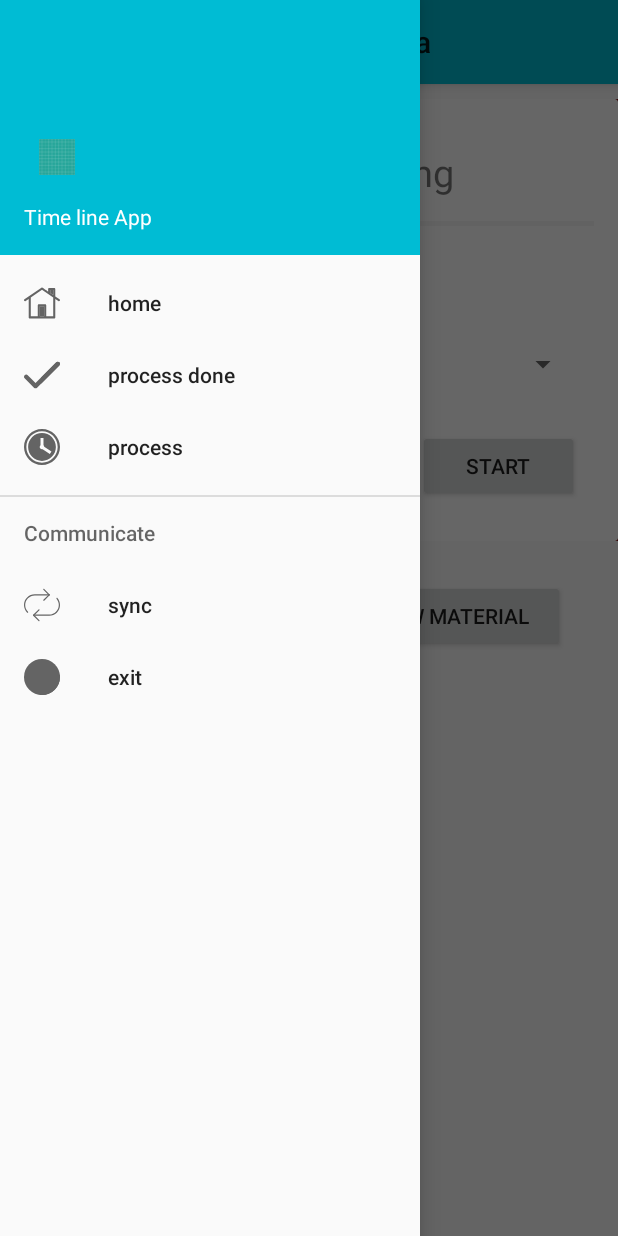
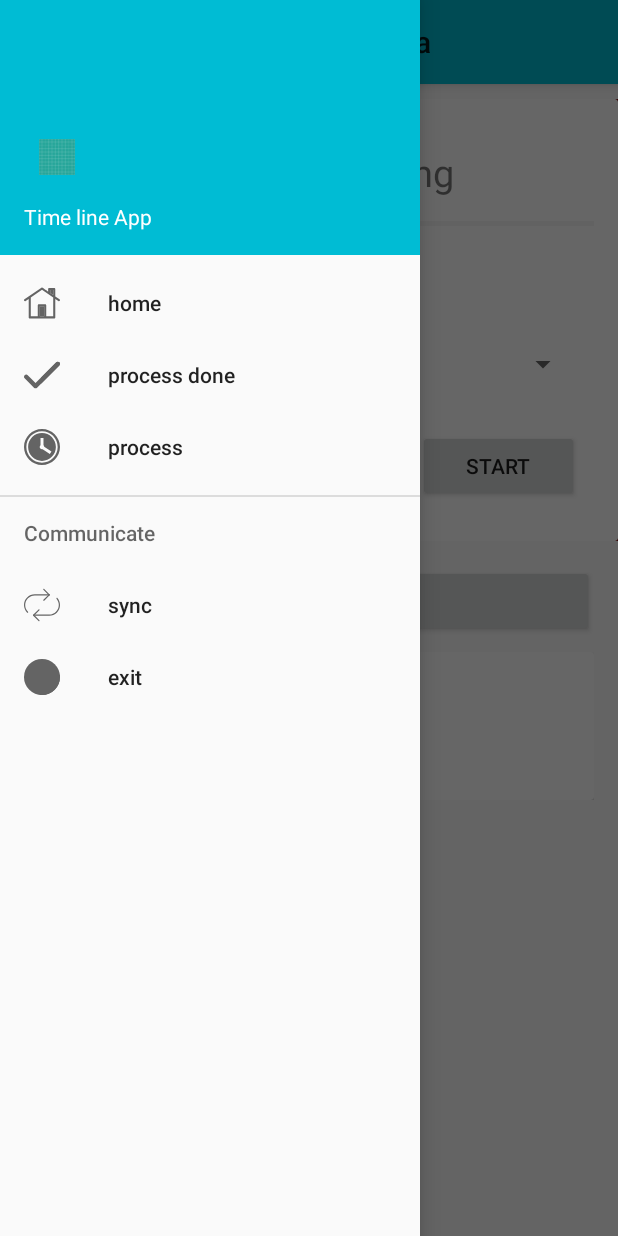
Before and after one commit to abdulrahmanabdullah/priorityTaskDemo6-javaCode, an Android app: the screen it shows after launch (MainActivity), with the side drawer open, on a phone screen of 412 x 824 dp. Run offline under Robolectric (Android 15) with nearby library versions, the phone set to English and light mode, and no system bars.

Commit message:
remove edit text , and convert layout_item_list to CardView

```diff
--- a/app/src/main/java/abdulrahmanjavanrd/com/prioritytaskdemo7_java/Fragments/FragB.java
+++ b/app/src/main/java/abdulrahmanjavanrd/com/prioritytaskdemo7_java/Fragments/FragB.java
@@ -9,11 +9,7 @@ import android.view.LayoutInflater;
 import android.view.View;
 import android.view.ViewGroup;
 import android.widget.Button;
-import android.widget.EditText;
-
 import java.util.ArrayList;
-import java.util.List;
-
 import abdulrahmanjavanrd.com.prioritytaskdemo7_java.adapter.MyRecyclerView;
 import abdulrahmanjavanrd.com.prioritytaskdemo7_java.model.ConstantList;
 import abdulrahmanjavanrd.com.prioritytaskdemo7_java.R;
@@ -31,30 +27,20 @@ public class FragB extends Fragment{
 
     // recycler view id
     RecyclerView mRecycler ;
-    // edit text ..
-    EditText editText ;
     //onCreateView
     @Nullable
     @Override
     public View onCreateView(LayoutInflater inflater, @Nullable ViewGroup container, Bundle savedInstanceState) {
         View view = inflater.inflate(R.layout.frag_b_layout,container,false);
-        editText = view.findViewById(R.id.et_add_material);
         mRecycler = view.findViewById(R.id.re_list_frag_b);
         setUpRecycler();
         return view ;
     }
 
-    public void addNewItem(View view){
-       String takeItem = editText.getText().toString();
-   List<String> localList=ConstantList.mList(takeItem);
-   // TODO: pass this list to listView or recycler view .
-
-    }
 
     public void setUpRecycler(){
         LinearLayoutManager layoutManager = new LinearLayoutManager(getActivity());
         mRecycler.setLayoutManager(layoutManager);
-        mRecycler.setHasFixedSize(true);
         ArrayList<String> list = mConstantList.getGlobalList();
         int totalItemInList = list.size();
         MyRecyclerView recyclerView = new MyRecyclerView(totalItemInList);
--- a/app/src/main/res/layout/frag_b_layout.xml
+++ b/app/src/main/res/layout/frag_b_layout.xml
@@ -1,45 +1,20 @@
 <?xml version="1.0" encoding="utf-8"?>
 <LinearLayout
     android:padding="16dp"
-    android:layout_margin="10dp"
+    android:layout_marginBottom="5dp"
     xmlns:android="http://schemas.android.com/apk/res/android" android:layout_width="match_parent"
     android:orientation="vertical"
     android:layout_height="match_parent">
 
 
-    <LinearLayout
-        android:orientation="horizontal"
-        android:layout_width="match_parent"
-        android:gravity="center"
-        android:weightSum="2"
-        android:layout_marginBottom="5dp"
-        android:layout_gravity="center"
-        android:layout_height="wrap_content">
-        <EditText
-            android:id="@+id/et_add_material"
-            android:layout_weight="0.9"
-            android:layout_width="0dp"
-            android:layout_height="wrap_content" />
         <Button
+            android:layout_marginBottom="10dp"
             android:id="@+id/btn_add_new_material"
             android:text="@string/addNewMaterial"
-            android:onClick="addNewItem"
-            android:layout_weight="1"
-            android:layout_width="0dp"
+            android:layout_width="match_parent"
             android:layout_height="wrap_content" />
-    </LinearLayout>
-    <!--<android.support.v7.widget.CardView-->
-        <!--android:layout_width="match_parent"-->
-        <!--android:layout_height="wrap_content">-->
-        <!--<TextView-->
-            <!--android:textSize="22sp"-->
-            <!--android:text="Frag b "-->
-            <!--android:layout_width="match_parent"-->
-            <!--android:layout_height="match_parent" />-->
-    <!--</android.support.v7.widget.CardView>-->
 
     <android.support.v7.widget.RecyclerView
-
         android:id="@+id/re_list_frag_b"
         android:layout_width="match_parent"
         android:layout_height="wrap_content"></android.support.v7.widget.RecyclerView>
--- a/app/src/main/res/layout/main_app_layout.xml
+++ b/app/src/main/res/layout/main_app_layout.xml
@@ -27,11 +27,12 @@
     </FrameLayout>
 
     <!--Fragment 2 -->
-    <FrameLayout
+    <LinearLayout
+        android:orientation="vertical"
         android:id="@+id/frag_two_position"
         android:layout_width="match_parent"
         android:layout_height="wrap_content">
-    </FrameLayout>
+    </LinearLayout>
     <!--Fragment 3 -->
     <FrameLayout
         android:id="@+id/frag_three_position"
```
Also changed, not shown: app/src/main/res/layout/layout_item_list.xml (+4 -8 lines).
